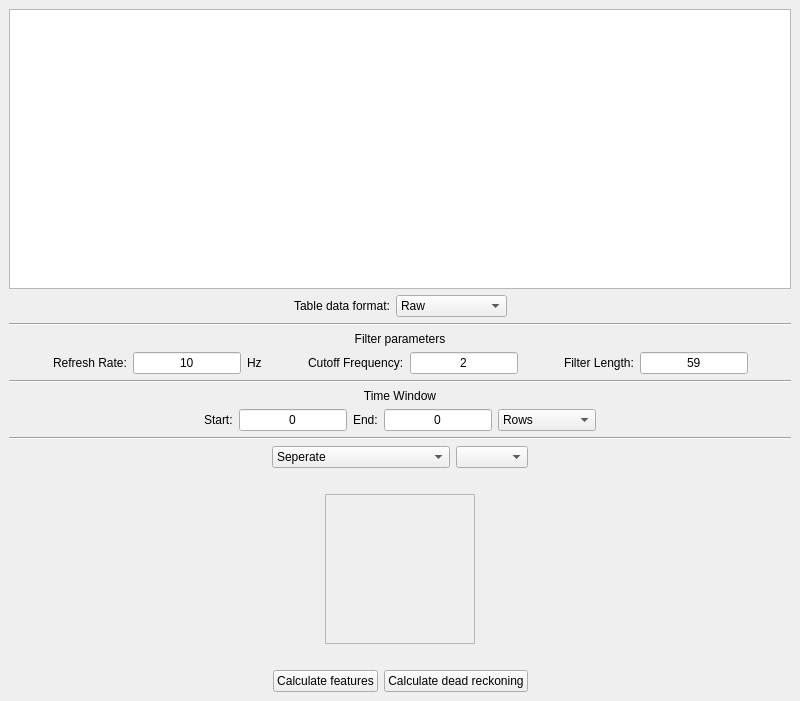
davemccormick/pyAnimalTrack, file src/pyAnimalTrack/ui/View/DataImportWindow.ui: the form before one commit.
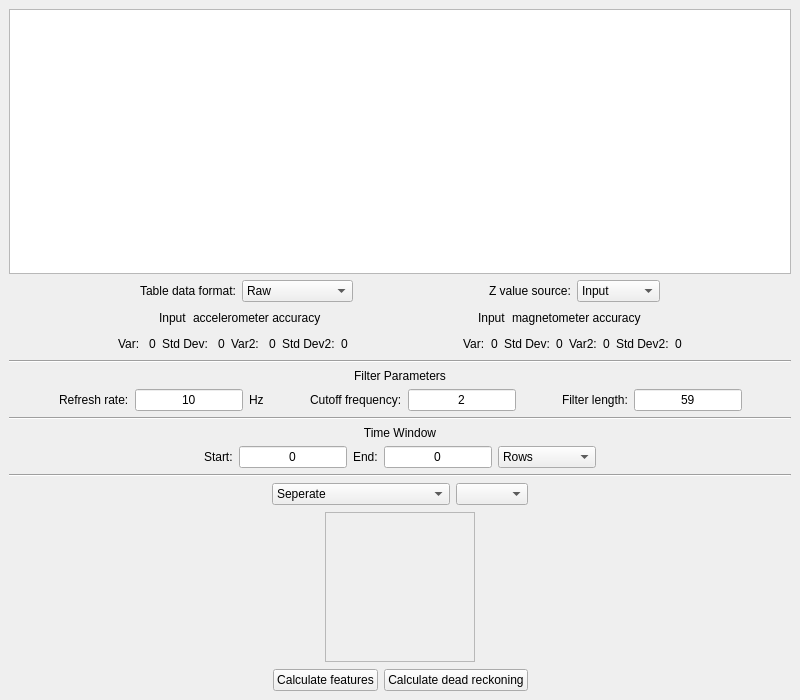
The form after the commit.

Commit message: Added accuracy checking. Not completely happy with the way this has been done, but it is working.

Patch:
```diff
--- a/src/pyAnimalTrack/ui/View/DataImportWindow.ui
+++ b/src/pyAnimalTrack/ui/View/DataImportWindow.ui
@@ -7,7 +7,7 @@
     <x>0</x>
     <y>0</y>
     <width>800</width>
-    <height>701</height>
+    <height>700</height>
    </rect>
   </property>
   <property name="windowTitle">
@@ -31,7 +31,7 @@
         <property name="minimumSize">
          <size>
           <width>0</width>
-          <height>280</height>
+          <height>265</height>
          </size>
         </property>
         <property name="selectionMode">
@@ -97,6 +97,40 @@
           </item>
          </widget>
         </item>
+        <item>
+         <spacer name="horizontalSpacer_11">
+          <property name="orientation">
+           <enum>Qt::Horizontal</enum>
+          </property>
+          <property name="sizeHint" stdset="0">
+           <size>
+            <width>40</width>
+            <height>20</height>
+           </size>
+          </property>
+         </spacer>
+        </item>
+        <item>
+         <widget class="QLabel" name="label_8">
+          <property name="text">
+           <string>Z value source:</string>
+          </property>
+         </widget>
+        </item>
+        <item>
+         <widget class="QComboBox" name="dataToUseComboBox">
+          <item>
+           <property name="text">
+            <string>Input</string>
+           </property>
+          </item>
+          <item>
+           <property name="text">
+            <string>Estimated</string>
+           </property>
+          </item>
+         </widget>
+        </item>
         <item>
          <spacer name="horizontalSpacer_10">
           <property name="orientation">
@@ -112,6 +146,232 @@
         </item>
        </layout>
       </item>
+      <item>
+       <layout class="QHBoxLayout" name="horizontalLayout_7">
+        <item>
+         <spacer name="horizontalSpacer_14">
+          <property name="orientation">
+           <enum>Qt::Horizontal</enum>
+          </property>
+          <property name="sizeHint" stdset="0">
+           <size>
+            <width>40</width>
+            <height>20</height>
+           </size>
+          </property>
+         </spacer>
+        </item>
+        <item>
+         <widget class="QLabel" name="accInputTypeLabel">
+          <property name="text">
+           <string>Input</string>
+          </property>
+         </widget>
+        </item>
+        <item>
+         <widget class="QLabel" name="label_9">
+          <property name="text">
+           <string>accelerometer accuracy</string>
+          </property>
+         </widget>
+        </item>
+        <item>
+         <spacer name="horizontalSpacer_15">
+          <property name="orientation">
+           <enum>Qt::Horizontal</enum>
+          </property>
+          <property name="sizeHint" stdset="0">
+           <size>
+            <width>40</width>
+            <height>20</height>
+           </size>
+          </property>
+         </spacer>
+        </item>
+        <item>
+         <widget class="QLabel" name="magInputTypeLabel">
+          <property name="text">
+           <string>Input</string>
+          </property>
+         </widget>
+        </item>
+        <item>
+         <widget class="QLabel" name="label_10">
+          <property name="text">
+           <string>magnetometer accuracy</string>
+          </property>
+         </widget>
+        </item>
+        <item>
+         <spacer name="horizontalSpacer_13">
+          <property name="orientation">
+           <enum>Qt::Horizontal</enum>
+          </property>
+          <property name="sizeHint" stdset="0">
+           <size>
+            <width>40</width>
+            <height>20</height>
+           </size>
+          </property>
+         </spacer>
+        </item>
+       </layout>
+      </item>
+      <item>
+       <layout class="QHBoxLayout" name="horizontalLayout_8">
+        <item>
+         <spacer name="horizontalSpacer_16">
+          <property name="orientation">
+           <enum>Qt::Horizontal</enum>
+          </property>
+          <property name="sizeHint" stdset="0">
+           <size>
+            <width>40</width>
+            <height>20</height>
+           </size>
+          </property>
+         </spacer>
+        </item>
+        <item>
+         <widget class="QLabel" name="label_11">
+          <property name="text">
+           <string>Var: </string>
+          </property>
+         </widget>
+        </item>
+        <item>
+         <widget class="QLabel" name="accVarLabel">
+          <property name="text">
+           <string>0</string>
+          </property>
+         </widget>
+        </item>
+        <item>
+         <widget class="QLabel" name="label_14">
+          <property name="text">
+           <string>Std Dev: </string>
+          </property>
+         </widget>
+        </item>
+        <item>
+         <widget class="QLabel" name="accStdLabel">
+          <property name="text">
+           <string>0</string>
+          </property>
+         </widget>
+        </item>
+        <item>
+         <widget class="QLabel" name="label_15">
+          <property name="text">
+           <string>Var2: </string>
+          </property>
+         </widget>
+        </item>
+        <item>
+         <widget class="QLabel" name="accVar2Label">
+          <property name="text">
+           <string>0</string>
+          </property>
+         </widget>
+        </item>
+        <item>
+         <widget class="QLabel" name="label_17">
+          <property name="text">
+           <string>Std Dev2:</string>
+          </property>
+         </widget>
+        </item>
+        <item>
+         <widget class="QLabel" name="accStd2Label">
+          <property name="text">
+           <string>0</string>
+          </property>
+         </widget>
+        </item>
+        <item>
+         <spacer name="horizontalSpacer_12">
+          <property name="orientation">
+           <enum>Qt::Horizontal</enum>
+          </property>
+          <property name="sizeHint" stdset="0">
+           <size>
+            <width>40</width>
+            <height>20</height>
+           </size>
+          </property>
+         </spacer>
+        </item>
+        <item>
+         <widget class="QLabel" name="label_25">
+          <property name="text">
+           <string>Var:</string>
+          </property>
+         </widget>
+        </item>
+        <item>
+         <widget class="QLabel" name="magVarLabel">
+          <property name="text">
+           <string>0</string>
+          </property>
+         </widget>
+        </item>
+        <item>
+         <widget class="QLabel" name="label_20">
+          <property name="text">
+           <string>Std Dev:</string>
+          </property>
+         </widget>
+        </item>
+        <item>
+         <widget class="QLabel" name="magStdLabel">
+          <property name="text">
+           <string>0</string>
+          </property>
+         </widget>
+        </item>
+        <item>
+         <widget class="QLabel" name="label_22">
+          <property name="text">
+           <string>Var2:</string>
+          </property>
+         </widget>
+        </item>
+        <item>
+         <widget class="QLabel" name="magVar2Label">
+          <property name="text">
+           <string>0</string>
+          </property>
+         </widget>
+        </item>
+        <item>
+         <widget class="QLabel" name="label_24">
+          <property name="text">
+           <string>Std Dev2:</string>
+          </property>
+         </widget>
+        </item>
+        <item>
+         <widget class="QLabel" name="magStd2Label">
+          <property name="text">
+           <string>0</string>
+          </property>
+         </widget>
+        </item>
+        <item>
+         <spacer name="horizontalSpacer_17">
+          <property name="orientation">
+           <enum>Qt::Horizontal</enum>
+          </property>
+          <property name="sizeHint" stdset="0">
+           <size>
+            <width>40</width>
+            <height>20</height>
+           </size>
+          </property>
+         </spacer>
+        </item>
+       </layout>
+      </item>
       <item>
        <widget class="Line" name="line_3">
         <property name="orientation">
@@ -122,7 +382,7 @@
       <item>
        <widget class="QLabel" name="label_4">
         <property name="text">
-         <string>Filter parameters</string>
+         <string>Filter Parameters</string>
         </property>
         <property name="alignment">
          <set>Qt::AlignCenter</set>
@@ -153,7 +413,7 @@
            </sizepolicy>
           </property>
           <property name="text">
-           <string>Refresh Rate:</string>
+           <string>Refresh rate:</string>
           </property>
           <property name="alignment">
            <set>Qt::AlignBottom|Qt::AlignLeading|Qt::AlignLeft</set>
@@ -217,7 +477,7 @@
            </sizepolicy>
           </property>
           <property name="text">
-           <string>Cutoff Frequency:</string>
+           <string>Cutoff frequency:</string>
           </property>
          </widget>
         </item>
@@ -256,7 +516,7 @@
         <item>
          <widget class="QLabel" name="label_6">
           <property name="text">
-           <string>Filter Length:</string>
+           <string>Filter length:</string>
           </property>
          </widget>
         </item>
```
The commit also changes 2 other files.
